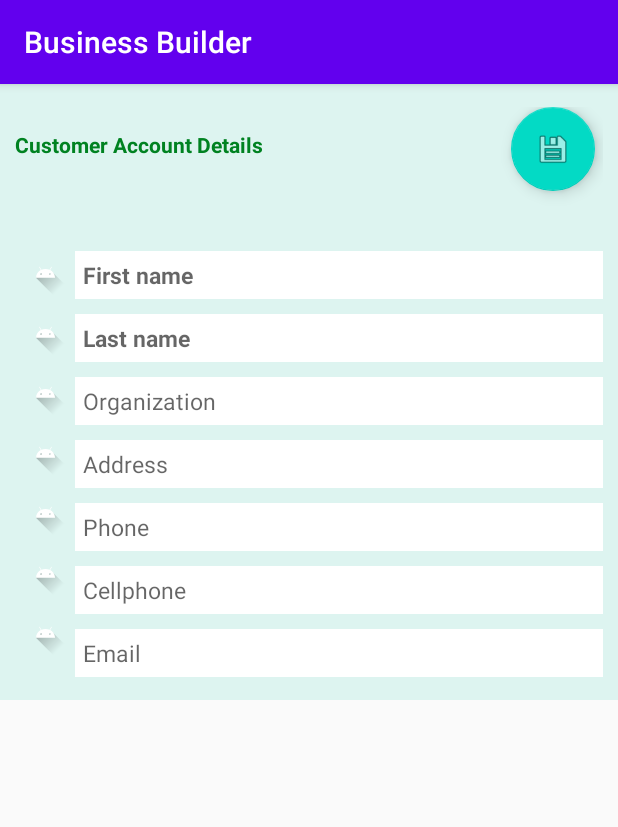
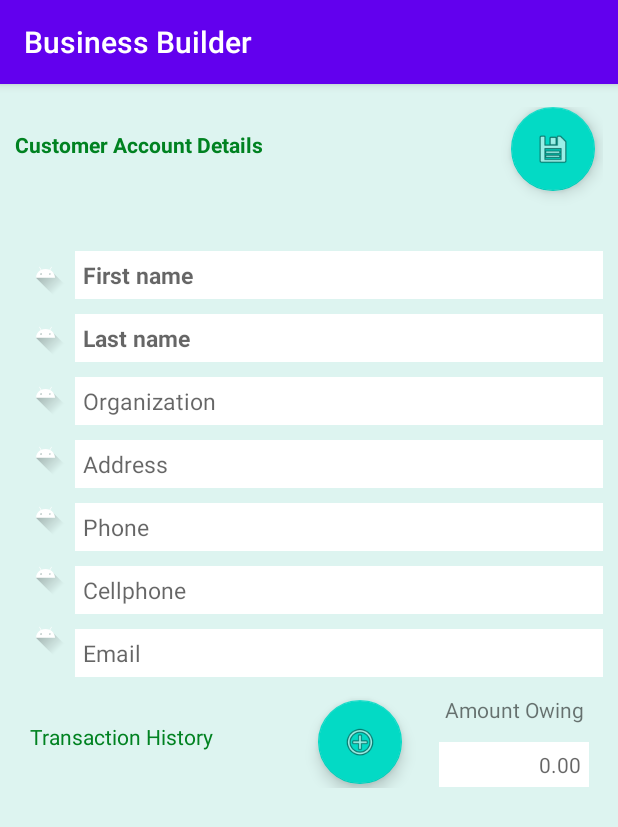
Before and after one commit to MaxxBurn/Business-Builder, an Android app: the CustomerDebtorsMenu screen opened directly, with no data from a screen before it, on a phone screen of 412 x 824 dp. Shown: the top 827 px of the screen. Run offline under Robolectric (Android 15) with nearby library versions, the light colour scheme and no system bars.

Commit message:
end of 26/06/2020

```diff
--- a/app/src/main/java/com/example/businessbuilder/CustomersDebtors.kt
+++ b/app/src/main/java/com/example/businessbuilder/CustomersDebtors.kt
@@ -3,6 +3,7 @@ package com.example.businessbuilder
 import android.content.Intent
 import androidx.appcompat.app.AppCompatActivity
 import android.os.Bundle
+import android.widget.TextView
 import com.google.android.material.floatingactionbutton.FloatingActionButton
 
 class CustomersDebtors : AppCompatActivity() {
@@ -16,6 +17,7 @@ class CustomersDebtors : AppCompatActivity() {
 
         searchButton = findViewById(R.id.searchButtonCustomers)
         addButton = findViewById(R.id.addButtonCustomers)
+        val textView: TextView = findViewById(R.id.customerAndDebtors)
 
         searchButton.setOnClickListener {
 
--- a/app/src/main/res/layout/activity_customer_debtors_menu.xml
+++ b/app/src/main/res/layout/activity_customer_debtors_menu.xml
@@ -6,16 +6,27 @@
     android:layout_height="match_parent"
     tools:context=".CustomerDebtorsMenu">
 
-    <androidx.constraintlayout.widget.ConstraintLayout
+    <ScrollView
+        android:layout_width="match_parent"
+        android:layout_height="match_parent"
+        android:background="@color/background_thingy_brighter"
+        app:layout_constraintBottom_toBottomOf="parent"
+        app:layout_constraintStart_toStartOf="parent"
+        app:layout_constraintTop_toTopOf="parent">
+
+        <LinearLayout
             android:layout_width="match_parent"
             android:layout_height="wrap_content"
-        android:background="@color/background_thingy_brighter"
+            android:orientation="vertical">
+
+            <androidx.constraintlayout.widget.ConstraintLayout
+                android:id="@+id/constraintLayout4"
+                android:layout_width="match_parent"
+                android:layout_height="489dp"
                 android:paddingLeft="10dp"
                 android:paddingTop="15dp"
                 android:paddingRight="10dp"
-        android:paddingBottom="15dp"
-        app:layout_constraintStart_toStartOf="parent"
-        app:layout_constraintTop_toTopOf="parent">
+                android:paddingBottom="20dp">
 
                 <TextView
                     android:id="@+id/textView154"
@@ -228,5 +239,62 @@
                     app:layout_constraintStart_toStartOf="parent"
                     app:layout_constraintTop_toBottomOf="@+id/imageView26"
                     app:srcCompat="@drawable/ic_launcher_foreground" />
+
+                <TextView
+                    android:id="@+id/textView155"
+                    android:layout_width="wrap_content"
+                    android:layout_height="wrap_content"
+                    android:layout_marginLeft="10dp"
+                    android:layout_marginTop="30dp"
+                    android:text="Transaction History"
+                    android:textColor="@color/FirstItemBackground"
+                    app:layout_constraintStart_toStartOf="parent"
+                    app:layout_constraintTop_toBottomOf="@+id/editTextTextEmailAddress3" />
+
+                <com.google.android.material.floatingactionbutton.FloatingActionButton
+                    android:id="@+id/floatingActionButton9"
+                    android:layout_width="wrap_content"
+                    android:layout_height="wrap_content"
+                    android:layout_marginLeft="70dp"
+                    android:layout_marginTop="15dp"
+                    android:clickable="true"
+                    app:layout_constraintStart_toEndOf="@+id/textView155"
+                    app:layout_constraintTop_toBottomOf="@+id/editTextTextEmailAddress3"
+                    app:srcCompat="@android:drawable/ic_menu_add" />
+
+                <TextView
+                    android:id="@+id/textView156"
+                    android:layout_width="wrap_content"
+                    android:layout_height="wrap_content"
+                    android:layout_marginStart="16dp"
+                    android:layout_marginTop="12dp"
+                    android:text="Amount Owing"
+                    app:layout_constraintEnd_toEndOf="parent"
+                    app:layout_constraintStart_toEndOf="@+id/floatingActionButton9"
+                    app:layout_constraintTop_toBottomOf="@+id/editTextTextEmailAddress3" />
+
+                <EditText
+                    android:id="@+id/editTextNumber50"
+                    android:layout_width="100dp"
+                    android:layout_height="wrap_content"
+                    android:layout_marginLeft="15dp"
+                    android:layout_marginTop="12dp"
+                    android:background="#FFFFFF"
+                    android:ems="10"
+                    android:hint="0.00"
+                    android:inputType="number"
+                    android:paddingTop="5dp"
+                    android:paddingEnd="5dp"
+                    android:paddingBottom="5dp"
+                    android:textAlignment="viewEnd"
+                    android:textSize="14sp"
+                    app:layout_constraintEnd_toEndOf="parent"
+                    app:layout_constraintStart_toEndOf="@+id/floatingActionButton9"
+                    app:layout_constraintTop_toBottomOf="@+id/textView156" />
+
             </androidx.constraintlayout.widget.ConstraintLayout>
+
+        </LinearLayout>
+    </ScrollView>
+
 </androidx.constraintlayout.widget.ConstraintLayout>
--- a/app/src/main/res/layout/activity_customers_debtors.xml
+++ b/app/src/main/res/layout/activity_customers_debtors.xml
@@ -22,7 +22,7 @@
                 android:paddingBottom="10dp">
 
                 <TextView
-                    android:id="@+id/textView150"
+                    android:id="@+id/customerAndDebtors"
                     android:layout_width="wrap_content"
                     android:layout_height="wrap_content"
                     android:layout_marginLeft="10dp"
@@ -58,6 +58,20 @@
                     app:layout_constraintEnd_toStartOf="@+id/searchButtonCustomers"
                     app:layout_constraintTop_toTopOf="parent"
                     app:srcCompat="@android:drawable/ic_menu_add" />
+
+                <com.google.android.material.floatingactionbutton.FloatingActionButton
+                    android:id="@+id/backButton"
+                    android:layout_width="wrap_content"
+                    android:layout_height="wrap_content"
+                    android:layout_marginTop="5dp"
+                    android:layout_marginBottom="3dp"
+                    android:clickable="true"
+                    android:visibility="gone"
+                    app:layout_constraintBottom_toBottomOf="@+id/searchButtonCustomers"
+                    app:layout_constraintEnd_toEndOf="@+id/searchButtonCustomers"
+                    app:layout_constraintStart_toStartOf="@+id/searchButtonCustomers"
+                    app:layout_constraintTop_toTopOf="parent"
+                    app:srcCompat="@drawable/abc_vector_test" />
             </androidx.constraintlayout.widget.ConstraintLayout>
 
             <androidx.constraintlayout.widget.ConstraintLayout
```
Lines whose indentation alone changed are shown as unchanged.
